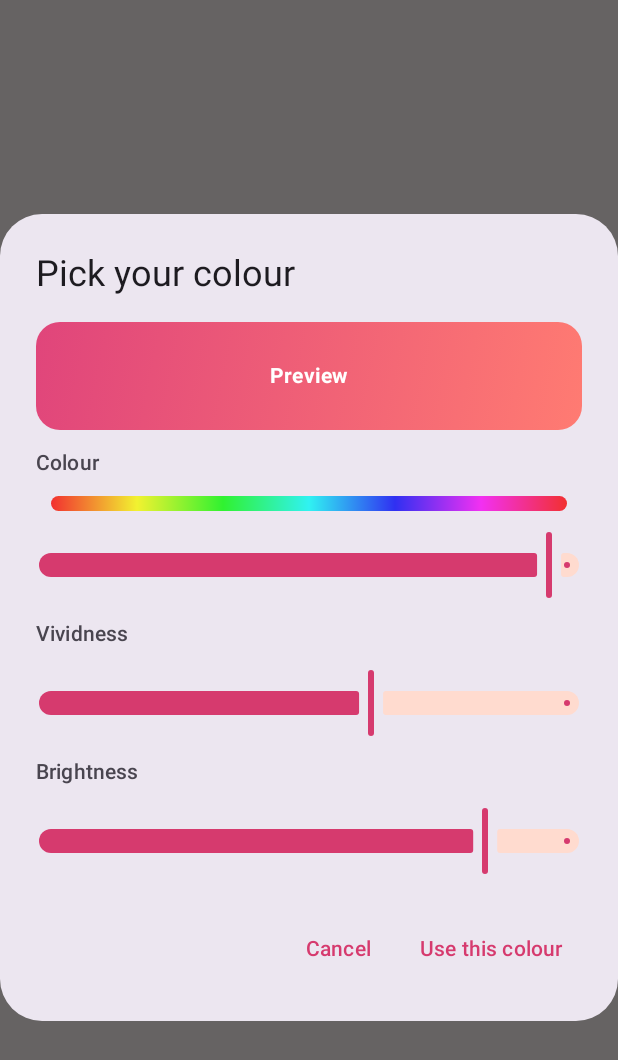
After one commit to Tenzukun/Milestones, an Android app built with Jetpack Compose: the composable ColorPickerDialog called with empty values, on a phone screen of 412 x 824 dp. The commit adds this screen. Shown: the top 1060 px of the screen. Run offline under Robolectric (Android 15) with nearby library versions, the phone set to English and light mode, and no system bars.

Commit message:
Add custom colour picker

```diff
--- a/app/src/main/java/com/nathan/milestones/data/CounterRepository.kt
+++ b/app/src/main/java/com/nathan/milestones/data/CounterRepository.kt
@@ -67,6 +67,7 @@ class CounterRepository(context: Context) {
         put("notifyDayBefore", c.notifyDayBefore)
         put("emoji", c.emoji)
         put("colorIndex", c.colorIndex)
+        c.customColor?.let { put("customColor", it) } // only saved if you picked your own
     }
 
     private fun fromJson(o: JSONObject) = Counter(
@@ -80,7 +81,8 @@ class CounterRepository(context: Context) {
         notify = o.optBoolean("notify", true),
         notifyDayBefore = o.optBoolean("notifyDayBefore", false),
         emoji = o.optString("emoji", "❤️"),
-        colorIndex = o.optInt("colorIndex", 0)
+        colorIndex = o.optInt("colorIndex", 0),
+        customColor = if (o.has("customColor")) o.getLong("customColor") else null
     )
 
     /** Used so each daily notification check only runs once per day. */
--- a/app/src/main/java/com/nathan/milestones/model/Counter.kt
+++ b/app/src/main/java/com/nathan/milestones/model/Counter.kt
@@ -33,6 +33,8 @@ data class Counter(
     val notifyDayBefore: Boolean = false,
     /** Shown before the title, e.g. "❤️ Us" */
     val emoji: String = "❤️",
-    /** Which colour from CounterColors.all (0 = Pink) */
-    val colorIndex: Int = 0
+    /** Which preset colour from CounterColors.all (0 = Pink). Ignored if customColor is set. */
+    val colorIndex: Int = 0,
+    /** A colour you picked yourself (0xAARRGGBB), or null to use the preset */
+    val customColor: Long? = null
 )
--- a/app/src/main/java/com/nathan/milestones/model/CounterColors.kt
+++ b/app/src/main/java/com/nathan/milestones/model/CounterColors.kt
@@ -17,6 +17,30 @@ object CounterColors {
 
     /** Safe lookup: an unknown number falls back to Pink. */
     fun get(index: Int): CounterColor = all.getOrElse(index) { all[0] }
+
+    /** The gradient for a date: its custom colour if it has one, otherwise its preset. */
+    fun forCounter(counter: Counter): CounterColor =
+        counter.customColor?.let { fromCustom(it) } ?: get(counter.colorIndex)
+
+    /**
+     * Turns one picked colour into a gradient: the end colour is the same colour
+     * shifted a little around the colour wheel and made a bit lighter.
+     */
+    fun fromCustom(color: Long): CounterColor {
+        val hsv = FloatArray(3)
+        android.graphics.Color.colorToHSV(color.toInt(), hsv)
+        val end = floatArrayOf(
+            (hsv[0] + 25f) % 360f,                // hue: shift around the wheel
+            (hsv[1] * 0.8f).coerceIn(0f, 1f),     // saturation: a bit softer
+            (hsv[2] + 0.15f).coerceAtMost(1f)     // brightness: a bit lighter
+        )
+        val endColor = android.graphics.Color.HSVToColor(end).toLong() and 0xFFFFFFFFL
+        return CounterColor("Custom", color, endColor)
+    }
+
+    /** Builds a colour (0xAARRGGBB) from hue 0-360, saturation 0-1, brightness 0-1. */
+    fun fromHsv(hue: Float, saturation: Float, brightness: Float): Long =
+        android.graphics.Color.HSVToColor(floatArrayOf(hue, saturation, brightness)).toLong() and 0xFFFFFFFFL
 }
 
 /** Quick-pick emojis on the edit screen. You can still type any emoji. */
--- /dev/null
+++ b/app/src/main/java/com/nathan/milestones/ui/ColorPickerDialog.kt
@@ -0,0 +1,99 @@
+package com.nathan.milestones.ui
+
+import androidx.compose.foundation.background
+import androidx.compose.foundation.layout.Arrangement
+import androidx.compose.foundation.layout.Box
+import androidx.compose.foundation.layout.Column
+import androidx.compose.foundation.layout.fillMaxWidth
+import androidx.compose.foundation.layout.height
+import androidx.compose.foundation.layout.padding
+import androidx.compose.foundation.shape.RoundedCornerShape
+import androidx.compose.material3.AlertDialog
+import androidx.compose.material3.MaterialTheme
+import androidx.compose.material3.Slider
+import androidx.compose.material3.Text
+import androidx.compose.material3.TextButton
+import androidx.compose.runtime.Composable
+import androidx.compose.runtime.getValue
+import androidx.compose.runtime.mutableFloatStateOf
+import androidx.compose.runtime.remember
+import androidx.compose.runtime.setValue
+import androidx.compose.ui.Alignment
+import androidx.compose.ui.Modifier
+import androidx.compose.ui.draw.clip
+import androidx.compose.ui.graphics.Brush
+import androidx.compose.ui.graphics.Color
+import androidx.compose.ui.text.font.FontWeight
+import androidx.compose.ui.unit.dp
+import com.nathan.milestones.model.CounterColors
+
+/**
+ * Pick any colour with 3 sliders:
+ *  Colour (hue) = where on the rainbow, Vividness (saturation), Brightness.
+ * [initial] = the current custom colour, or null to start on pink.
+ */
+@Composable
+fun ColorPickerDialog(
+    initial: Long?,
+    onPick: (Long) -> Unit,
+    onDismiss: () -> Unit
+) {
+    // Start from the current colour (converted to hue / saturation / brightness)
+    val start = remember {
+        FloatArray(3).also { android.graphics.Color.colorToHSV((initial ?: 0xFFE0457B).toInt(), it) }
+    }
+    var hue by remember { mutableFloatStateOf(start[0]) }
+    var saturation by remember { mutableFloatStateOf(start[1].coerceAtLeast(0.2f)) }
+    var brightness by remember { mutableFloatStateOf(start[2].coerceAtLeast(0.3f)) }
+
+    val picked = CounterColors.fromHsv(hue, saturation, brightness)
+    val preview = CounterColors.fromCustom(picked)
+
+    AlertDialog(
+        onDismissRequest = onDismiss,
+        title = { Text("Pick your colour") },
+        text = {
+            Column(verticalArrangement = Arrangement.spacedBy(12.dp)) {
+                // Live preview of the card gradient
+                Box(
+                    Modifier
+                        .fillMaxWidth()
+                        .height(72.dp)
+                        .clip(RoundedCornerShape(16.dp))
+                        .background(preview.brush()),
+                    contentAlignment = Alignment.Center
+                ) {
+                    Text("Preview", color = Color.White, fontWeight = FontWeight.Bold)
+                }
+
+                // Colour: a rainbow strip above the slider shows what each position means
+                Text("Colour", style = MaterialTheme.typography.labelLarge)
+                Box(
+                    Modifier
+                        .fillMaxWidth()
+                        .padding(horizontal = 10.dp)
+                        .height(10.dp)
+                        .clip(RoundedCornerShape(50))
+                        .background(
+                            Brush.horizontalGradient(
+                                (0..6).map { Color(CounterColors.fromHsv(it * 60f, 0.8f, 0.95f)) }
+                            )
+                        )
+                )
+                Slider(value = hue, onValueChange = { hue = it }, valueRange = 0f..359f)
+
+                Text("Vividness", style = MaterialTheme.typography.labelLarge)
+                Slider(value = saturation, onValueChange = { saturation = it }, valueRange = 0.2f..1f)
+
+                Text("Brightness", style = MaterialTheme.typography.labelLarge)
+                Slider(value = brightness, onValueChange = { brightness = it }, valueRange = 0.3f..1f)
+            }
+        },
+        confirmButton = {
+            TextButton(onClick = { onPick(picked) }) { Text("Use this colour") }
+        },
+        dismissButton = {
+            TextButton(onClick = onDismiss) { Text("Cancel") }
+        }
+    )
+}
```
Also changed, not shown: app/src/main/java/com/nathan/milestones/ui/CounterStyle.kt (+10 -2 lines), app/src/main/java/com/nathan/milestones/ui/EditCounterScreen.kt (+44 -5 lines), app/src/main/java/com/nathan/milestones/widget/WidgetUpdater.kt (+8 -7 lines).
